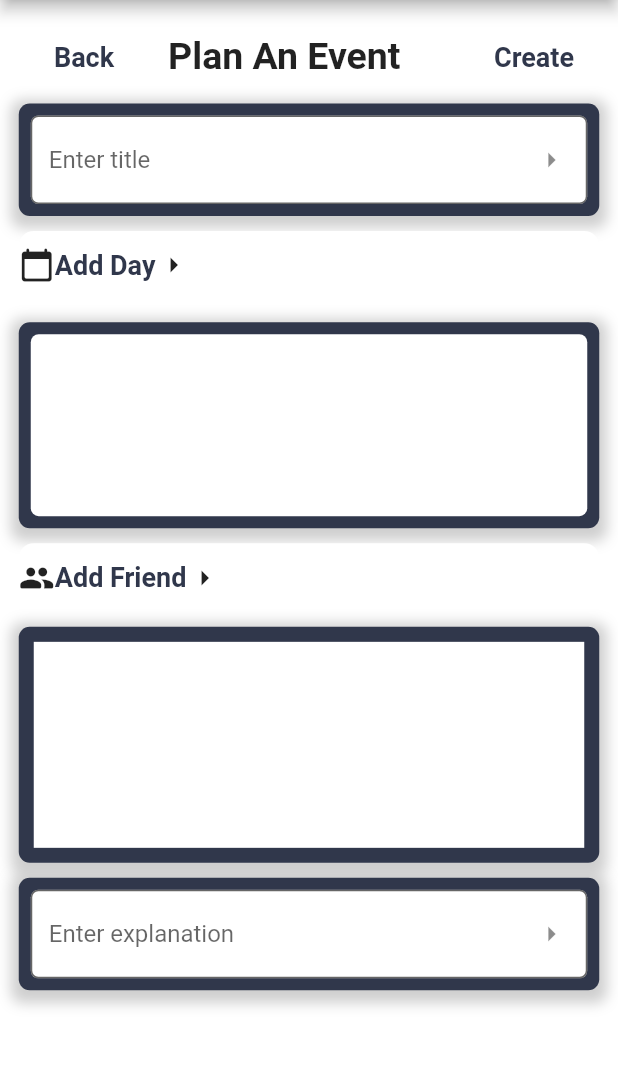
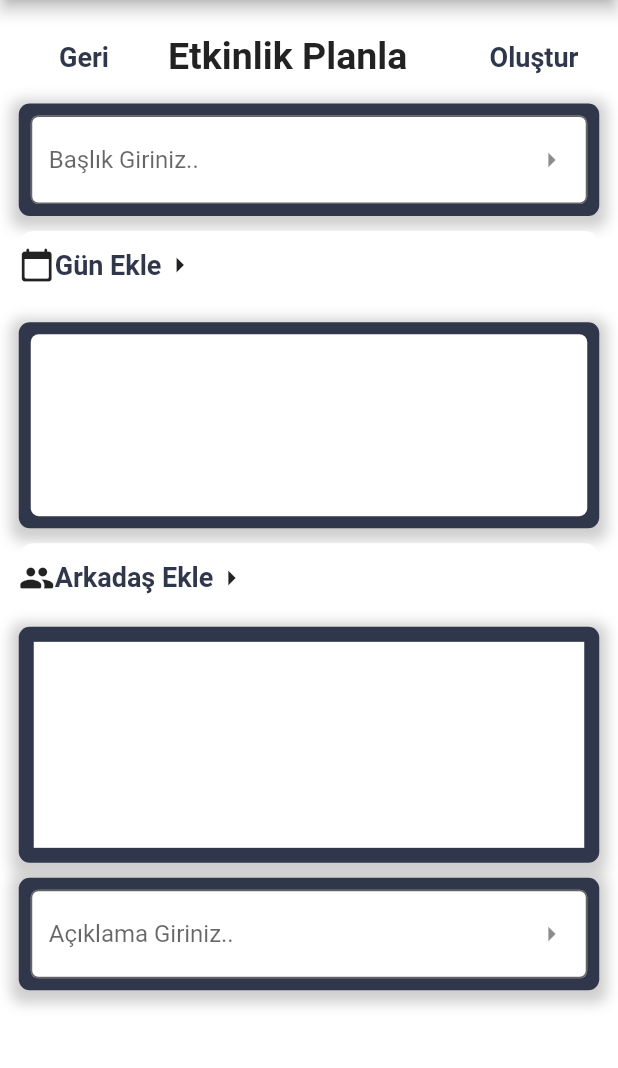
Before and after one commit to fburaktrd/Nudil, a Flutter app: the Planlama screen opened directly, on a phone screen of 412 x 824 dp, the part 84-1152 px from its top. Run offline on Flutter 3.47's test engine with Material 2 defaults, Android fonts, the phone set to English and light mode, and no system bars; our stand-ins replace firebase_auth, firebase_database, google_fonts, numberpicker, table_calendar; missing offline and left inert: day_night_time_picker, linked_scroll_controller; accounts and stored records are empty.

Commit message:
türkçe dil desteği xd

```diff
--- a/lib/screens/eventOlusturma/calendar/planlama.dart
+++ b/lib/screens/eventOlusturma/calendar/planlama.dart
@@ -80,7 +80,7 @@ class _PlanlamaState extends State<Planlama> {
           Row(
             children: [
               RawMaterialButton(
-                child: Text('Back',
+                child: Text('Geri',
                     style: TextStyle(
                         color: Color(0xff30374b),
                         fontSize: 18,
@@ -92,7 +92,7 @@ class _PlanlamaState extends State<Planlama> {
                   margin: EdgeInsets.fromLTRB(6, 5, 5, 6),
                   padding: const EdgeInsets.fromLTRB(6, 6, 6, 6),
                   child: Text(
-                    "Plan An Event",
+                    "Etkinlik Planla",
                     style: TextStyle(
                       fontWeight: FontWeight.bold,
                       fontSize: 25,
@@ -101,7 +101,7 @@ class _PlanlamaState extends State<Planlama> {
                 ),
               ),
               RawMaterialButton(
-                  child: Text('Create',
+                  child: Text('Oluştur',
                       style: TextStyle(
                           color: Color(0xff30374b),
                           fontSize: 18,
@@ -140,7 +140,7 @@ class _PlanlamaState extends State<Planlama> {
                   debugPrint("on submit:$s");
                 },
                 decoration: InputDecoration(
-                    hintText: "Enter title",
+                    hintText: "Başlık Giriniz..",
                     suffixIcon: Icon(Icons.arrow_right),
                     border: OutlineInputBorder(
                         borderRadius: BorderRadius.circular(5)),
@@ -178,7 +178,7 @@ class _PlanlamaState extends State<Planlama> {
                   Row(
                     mainAxisAlignment: MainAxisAlignment.end,
                     children: [
-                      Text('Add Day',
+                      Text('Gün Ekle',
                           style: TextStyle(
                               color: Color(0xff30374b),
                               fontSize: 18,
@@ -299,7 +299,7 @@ class _PlanlamaState extends State<Planlama> {
                   Row(
                     mainAxisAlignment: MainAxisAlignment.end,
                     children: [
-                      Text('Add Friend',
+                      Text('Arkadaş Ekle',
                           style: TextStyle(
                               color: Color(0xff30374b),
                               fontSize: 18,
@@ -404,7 +404,7 @@ class _PlanlamaState extends State<Planlama> {
                   debugPrint("on submit:$s");
                 },
                 decoration: InputDecoration(
-                    hintText: "Enter explanation",
+                    hintText: "Açıklama Giriniz..",
                     suffixIcon: Icon(Icons.arrow_right),
                     border: OutlineInputBorder(
                         borderRadius: BorderRadius.circular(5)),
--- a/lib/screens/eventOlusturma/calendar/saatSayiSec.dart
+++ b/lib/screens/eventOlusturma/calendar/saatSayiSec.dart
@@ -15,7 +15,7 @@ class _MyHomePageState extends State<SaatSayiSec> {
       child: Scaffold(
         appBar: AppBar(
           backgroundColor: Color(0xff30374b),
-          title: Text('Aralık Sayısı Seciniz'),
+          title: Text('Aralık Sayısı Seçiniz'),
         ),
         body: _IntegerExample(),
       ),
@@ -48,7 +48,7 @@ class __IntegerExampleState extends State<_IntegerExample> {
         ),
         Divider(color: Colors.grey, height: 32),
         SizedBox(height: 16),
-        Text('Current int value: $_currentIntValue'),
+        //Text('Current int value: $_currentIntValue'),
         RawMaterialButton(
             child: Text('Thanks',
                 style: GoogleFonts.montserrat(
--- a/lib/screens/vote/multiplication_table.dart
+++ b/lib/screens/vote/multiplication_table.dart
@@ -140,7 +140,7 @@ class _MultiplicationTableState extends State<MultiplicationTable> {
                       color: Colors.white),
                 ),
                 onPressed: () {
-                  Navigator.of(context)..pop()..pop();
+                  Navigator.pop(context);
                 },
               ),
             ),
```
Also changed, not shown: lib/models/oyOncesi.dart (+63 -30 lines), lib/screens/apbar/arkadasEkle.dart (+34 -10 lines).
